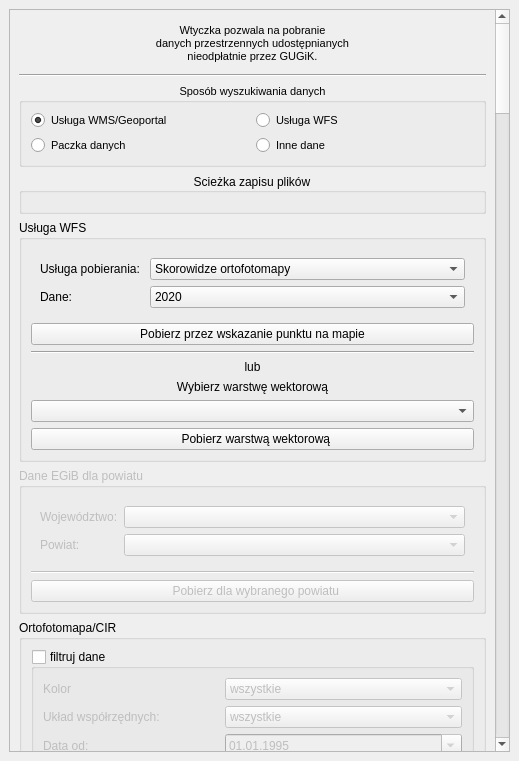
Before: the Qt Designer form pobieracz_danych_gugik_base.ui in envirosolutionspl/pobieracz_danych_gugik, drawn with Qt 5.
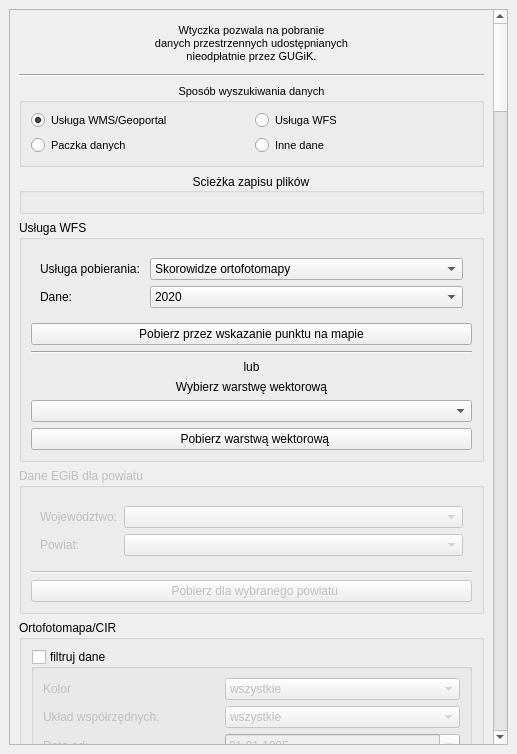
After: the same form once the commit is applied. Icons and pictures are not drawn. Custom widgets are drawn as their Qt base class.

```diff
--- a/pobieracz_danych_gugik_base.ui
+++ b/pobieracz_danych_gugik_base.ui
@@ -6,8 +6,8 @@
    <rect>
     <x>0</x>
     <y>0</y>
-    <width>519</width>
-    <height>761</height>
+    <width>517</width>
+    <height>754</height>
    </rect>
   </property>
   <property name="windowTitle">
@@ -24,9 +24,9 @@
        <property name="geometry">
         <rect>
          <x>0</x>
-         <y>0</y>
-         <width>505</width>
-         <height>731</height>
+         <y>-288</y>
+         <width>480</width>
+         <height>1029</height>
         </rect>
        </property>
        <layout class="QVBoxLayout" name="verticalLayout_2">
```
Left out of the diff: 12 changed lines with no effect on the pictures.
